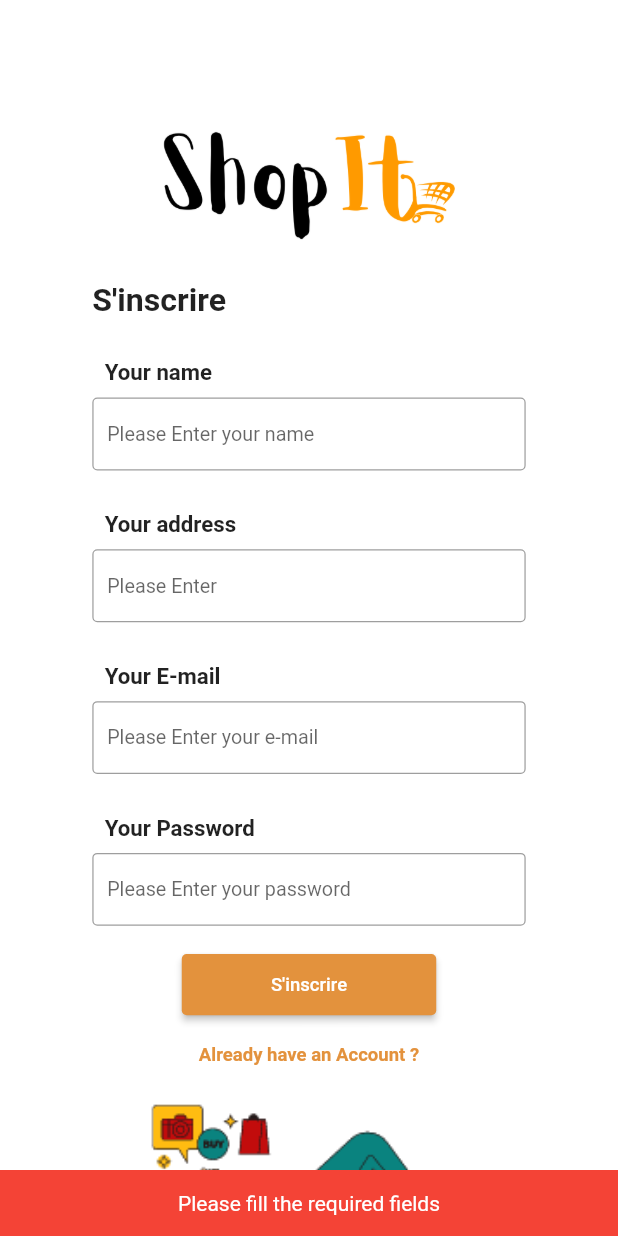
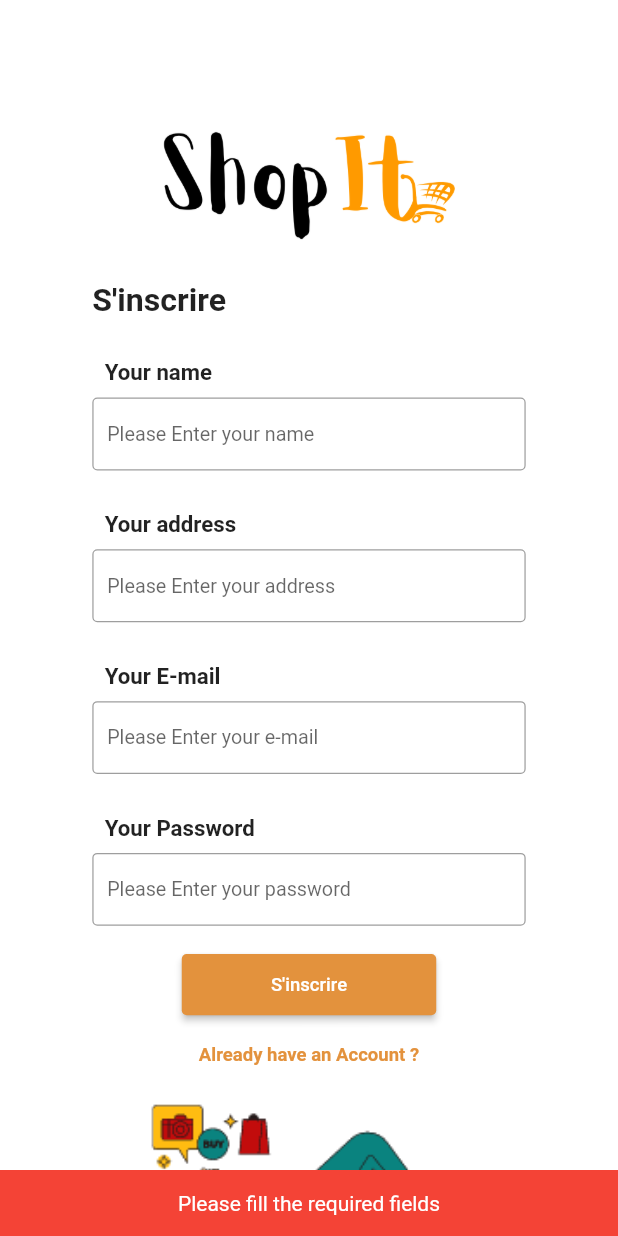
Before and after one commit to bcailleb/com_mcb_jobs_in_retail_from_shopit, a Flutter app: the SignUpScreen screen opened directly, after a tap on "S'inscrire", on a phone screen of 412 x 824 dp. Run offline on Flutter 3.47's test engine with Material 2 defaults, Android fonts, the light colour scheme and no system bars; our stand-ins replace bloc, cloud_firestore, equatable, firebase_auth, firebase_core, firebase_storage and 6 more; missing offline and left inert: pay; accounts and stored records are empty; generated files the repository leaves out were written again; Roboto replaces fonts that are missing (Aleo); project files that could hold a hidden picture were left out.

Commit message:
Paramétrage de la traduction#5

```diff
--- a/lib/utils/exception_handler.dart
+++ b/lib/utils/exception_handler.dart
@@ -31,12 +31,13 @@ class MessageHandler {
       constUserNotFound: translate(context)!.user_not_found,
       constWrongPassword: translate(context)!.wrong_password,
       constInvalidEmail: translate(context)!.invalid_email,
+      constBadEmail: translate(context)!.invalid_email,
       constOperationNotAllowed: translate(context)!.operation_not_allowed,
       constWeakPassword: translate(context)!.weak_password,
       constNetworkRequestFailed: translate(context)!.network_request_failed,
       constFillFields: translate(context)!.fill_fields,
     };
-    message = messages[errorMessage];
+    message = messages[errorMessage] ?? errorMessage;
 
     sendErrorNotification(
       context: context,
--- a/lib/utils/message_constant.dart
+++ b/lib/utils/message_constant.dart
@@ -19,6 +19,8 @@ const String constFillFields = 'fill-fields';
 const String constUserNotFound = 'user-not-found';
 const String constWrongPassword = 'wrong-password';
 const String constInvalidEmail = 'invalid-email';
+const String constBadEmail = 'The email address is badly formatted.';
+
 const String constOperationNotAllowed = 'operation-not-allowed';
 const String constWeakPassword = 'weak-password';
 const String constNetworkRequestFailed = 'network-request-failed';
--- a/lib/utils/translate.dart
+++ b/lib/utils/translate.dart
@@ -11,11 +11,10 @@ String pleaseEnterField(BuildContext context, String errorMessage) {
     constEmailInput: translate(context)!.email_input,
     constPasswordInput: translate(context)!.password_input,
     constNameInput: translate(context)!.name_input,
-    'constAddress': translate(context)!.address_input,
+    constAddress: translate(context)!.address_input,
   };
 
-  String message = messages[errorMessage]?? "";
+  String message = messages[errorMessage] ?? "";
 
-
-  return translate(context)!.pleaseEnterField(message.toLowerCase()) ?? "";
+  return translate(context)!.pleaseEnterField(message.toLowerCase());
 }
```
